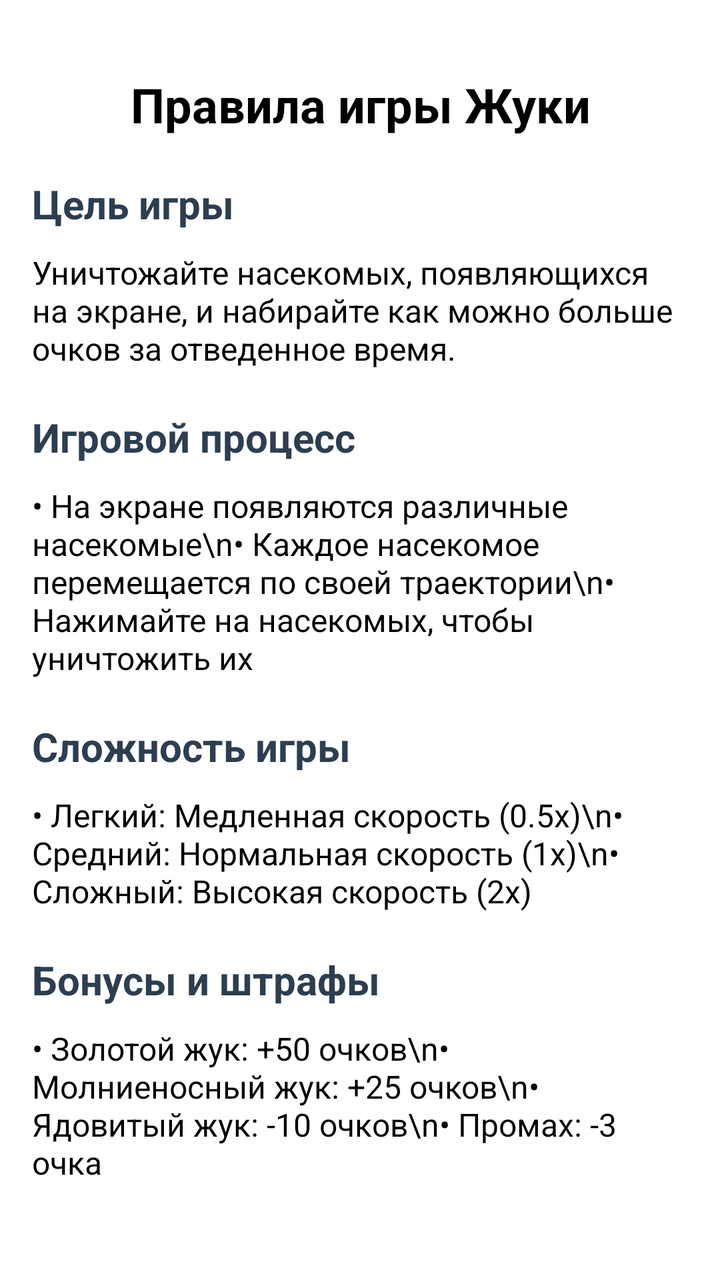
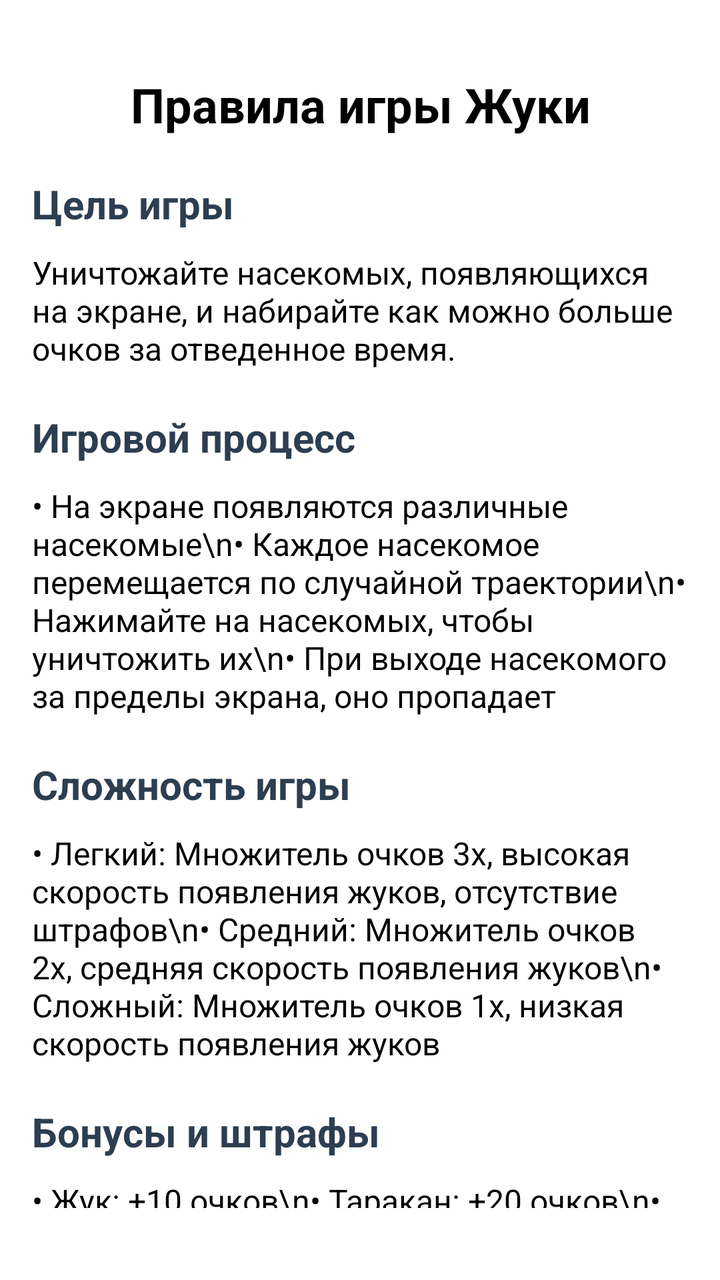

The first picture is an Android layout as it rendered before a commit; the second is the same layout after the commit. The layout source and the unified diff follow.
<!-- AndroidManifest.xml: application theme Theme.MyApplication -->
<!-- res/layout/rules.xml -->
<?xml version="1.0" encoding="utf-8"?>
<LinearLayout xmlns:android="http://schemas.android.com/apk/res/android"
    xmlns:tools="http://schemas.android.com/tools"
    android:layout_width="match_parent"
    android:layout_height="match_parent"
    android:background="#FFFFFF"
    android:padding="16dp">

    <LinearLayout
        android:layout_width="match_parent"
        android:layout_height="wrap_content"
        android:orientation="vertical"
        android:layout_marginTop="20dp"
        tools:ignore="UselessParent">

        <TextView
            android:layout_width="match_parent"
            android:layout_height="wrap_content"
            android:text="Правила игры Жуки"
            android:textSize="24sp"
            android:textColor="#000000"
            android:textStyle="bold"
            android:gravity="center"
            android:layout_marginBottom="20dp" />

        <TextView
            android:layout_width="match_parent"
            android:layout_height="wrap_content"
            android:text="Цель игры"
            android:textSize="20sp"
            android:textColor="#2c3e50"
            android:textStyle="bold"
            android:layout_marginBottom="10dp" />

        <TextView
            android:layout_width="match_parent"
            android:layout_height="wrap_content"
            android:text="Уничтожайте насекомых, появляющихся на экране, и набирайте как можно больше очков за отведенное время."
            android:textSize="16sp"
            android:textColor="#000000"
            android:layout_marginBottom="20dp" />

        <TextView
            android:layout_width="match_parent"
            android:layout_height="wrap_content"
            android:text="Игровой процесс"
            android:textSize="20sp"
            android:textColor="#2c3e50"
            android:textStyle="bold"
            android:layout_marginBottom="10dp" />

        <TextView
            android:layout_width="match_parent"
            android:layout_height="wrap_content"
            android:text="• На экране появляются различные насекомые\n• Каждое насекомое перемещается по своей траектории\n• Нажимайте на насекомых, чтобы уничтожить их"
            android:textSize="16sp"
            android:textColor="#000000"
            android:layout_marginBottom="20dp" />

        <TextView
            android:layout_width="match_parent"
            android:layout_height="wrap_content"
            android:text="Сложность игры"
            android:textSize="20sp"
            android:textColor="#2c3e50"
            android:textStyle="bold"
            android:layout_marginBottom="10dp" />

        <TextView
            android:layout_width="match_parent"
            android:layout_height="wrap_content"
            android:text="• Легкий: Медленная скорость (0.5x)\n• Средний: Нормальная скорость (1x)\n• Сложный: Высокая скорость (2x)"
            android:textSize="16sp"
            android:textColor="#000000"
            android:layout_marginBottom="20dp" />

        <TextView
            android:layout_width="match_parent"
            android:layout_height="wrap_content"
            android:text="Бонусы и штрафы"
            android:textSize="20sp"
            android:textColor="#2c3e50"
            android:textStyle="bold"
            android:layout_marginBottom="10dp" />

        <TextView
            android:layout_width="match_parent"
            android:layout_height="wrap_content"
            android:text="• Золотой жук: +50 очков\n• Молниеносный жук: +25 очков\n• Ядовитый жук: -10 очков\n• Промах: -3 очка"
            android:textSize="16sp"
            android:textColor="#000000"
            android:layout_marginBottom="20dp" />

        <TextView
            android:layout_width="match_parent"
            android:layout_height="wrap_content"
            android:text="Удачи в игре!"
            android:textSize="18sp"
            android:textColor="#000000"
            android:textStyle="bold"
            android:gravity="center"
            android:layout_marginTop="10dp" />

    </LinearLayout>

</LinearLayout>
<!-- resources referenced by this layout -->
<resources>
  <style name="Theme.MyApplication" parent="android:Theme.Material.Light.NoActionBar" />
</resources>

<!-- the commit's change to res/layout/rules.xml (unified diff, before → after) -->
@@ -52,7 +52,7 @@
         <TextView
             android:layout_width="match_parent"
             android:layout_height="wrap_content"
-            android:text="• На экране появляются различные насекомые\n• Каждое насекомое перемещается по своей траектории\n• Нажимайте на насекомых, чтобы уничтожить их"
+            android:text="• На экране появляются различные насекомые\n• Каждое насекомое перемещается по случайной траектории\n• Нажимайте на насекомых, чтобы уничтожить их\n• При выходе насекомого за пределы экрана, оно пропадает"
             android:textSize="16sp"
             android:textColor="#000000"
             android:layout_marginBottom="20dp" />
@@ -69,7 +69,7 @@
         <TextView
             android:layout_width="match_parent"
             android:layout_height="wrap_content"
-            android:text="• Легкий: Медленная скорость (0.5x)\n• Средний: Нормальная скорость (1x)\n• Сложный: Высокая скорость (2x)"
+            android:text="• Легкий: Множитель очков 3x, высокая скорость появления жуков, отсутствие штрафов\n• Средний: Множитель очков 2x, средняя скорость появления жуков\n• Сложный: Множитель очков 1x, низкая скорость появления жуков"
             android:textSize="16sp"
             android:textColor="#000000"
             android:layout_marginBottom="20dp" />
@@ -86,7 +86,7 @@
         <TextView
             android:layout_width="match_parent"
             android:layout_height="wrap_content"
-            android:text="• Золотой жук: +50 очков\n• Молниеносный жук: +25 очков\n• Ядовитый жук: -10 очков\n• Промах: -3 очка"
+            android:text="• Жук: +10 очков\n• Таракан: +20 очков\n• Муха: +100 очков\n• Божья коровка: +5 очков\n• Паук: -20 очков\n• Промах: -3 очка"
             android:textSize="16sp"
             android:textColor="#000000"
             android:layout_marginBottom="20dp" />
